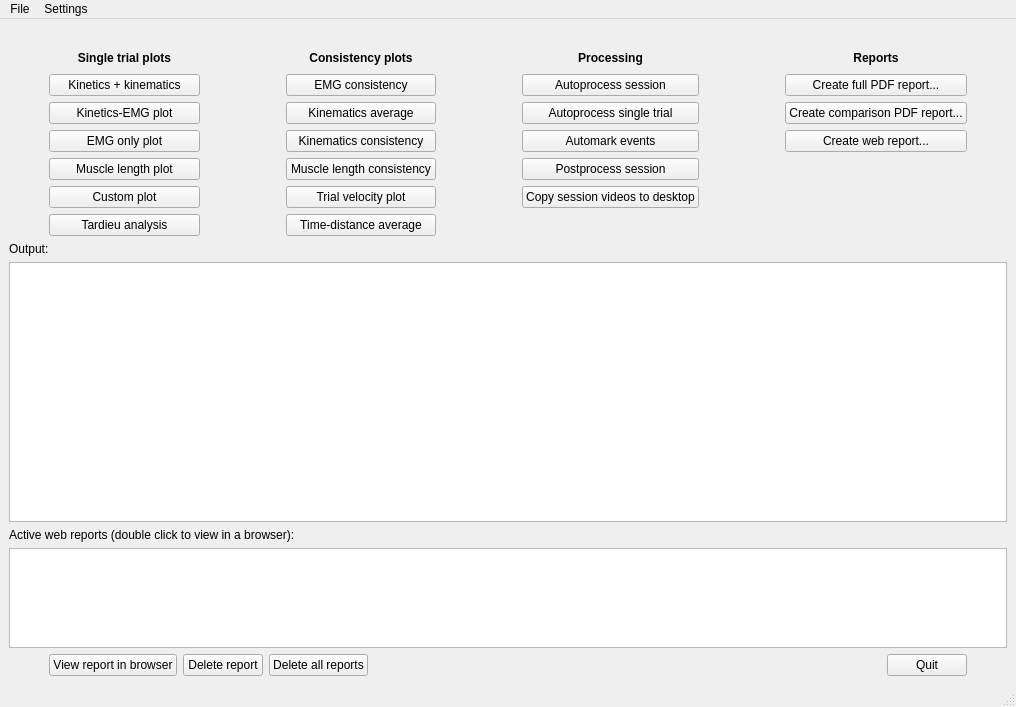
NCH-Motion-Laboratory/gaitutils, file gaitutils/nexus_scripts/nexus_menu.ui: the form before one commit.
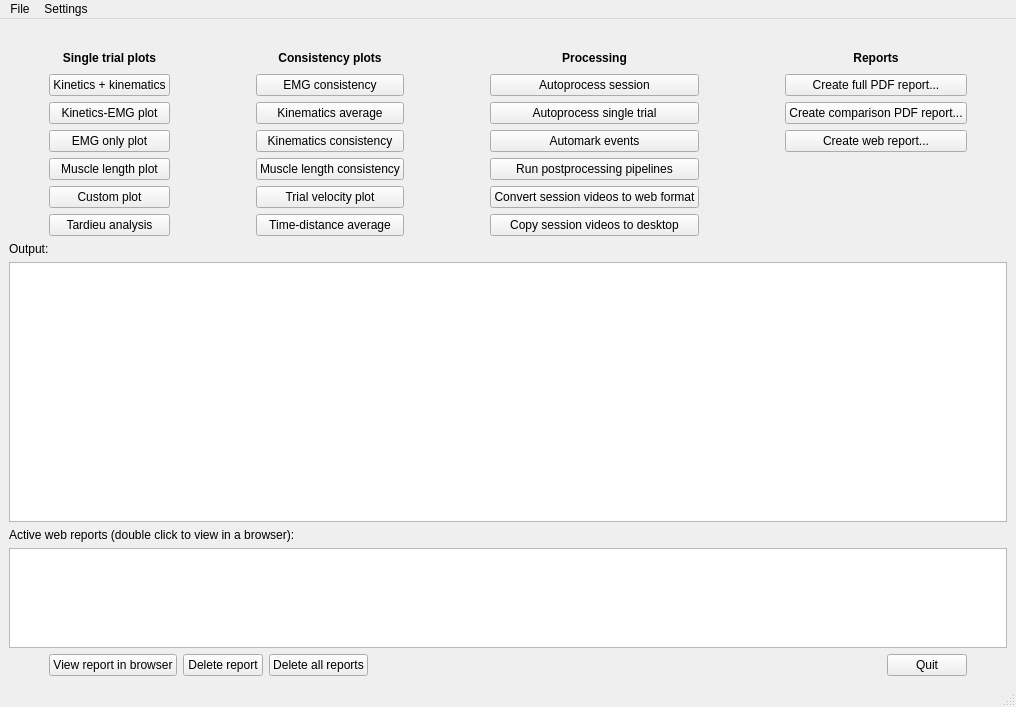
The form after the commit. Custom widgets are drawn as their Qt base class.

Commit message: separate postproc and video conv

What changed in the file:
```diff
--- a/gaitutils/nexus_scripts/nexus_menu.ui
+++ b/gaitutils/nexus_scripts/nexus_menu.ui
@@ -303,17 +303,24 @@
         </property>
        </spacer>
       </item>
-      <item row="5" column="7">
-       <widget class="QPushButton" name="btnCopyVideos">
-        <property name="text">
-         <string>Copy session videos to desktop</string>
-        </property>
-       </widget>
-      </item>
       <item row="4" column="7">
        <widget class="QPushButton" name="btnPostprocessSession">
         <property name="text">
-         <string>Postprocess session</string>
+         <string>Run postprocessing pipelines</string>
+        </property>
+       </widget>
+      </item>
+      <item row="6" column="7">
+       <widget class="QPushButton" name="btnCopyVideos">
+        <property name="text">
+         <string>Copy session videos to desktop</string>
+        </property>
+       </widget>
+      </item>
+      <item row="5" column="7">
+       <widget class="QPushButton" name="btnConvertSessionVideos">
+        <property name="text">
+         <string>Convert session videos to web format</string>
         </property>
        </widget>
       </item>
```
The commit also changes 1 other file.
